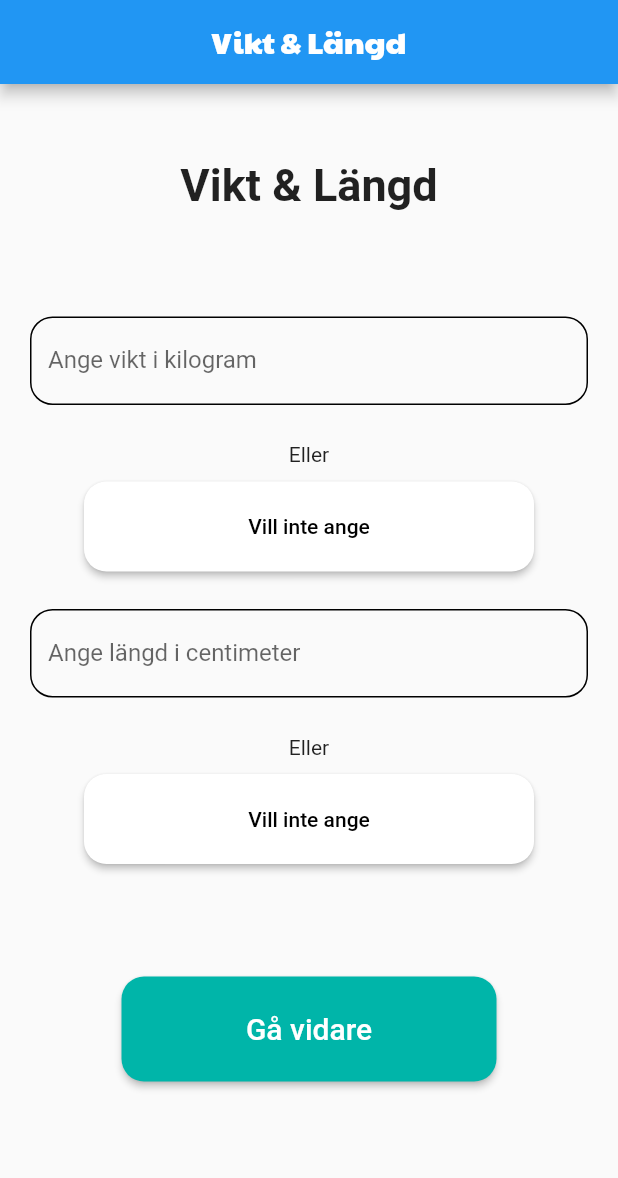
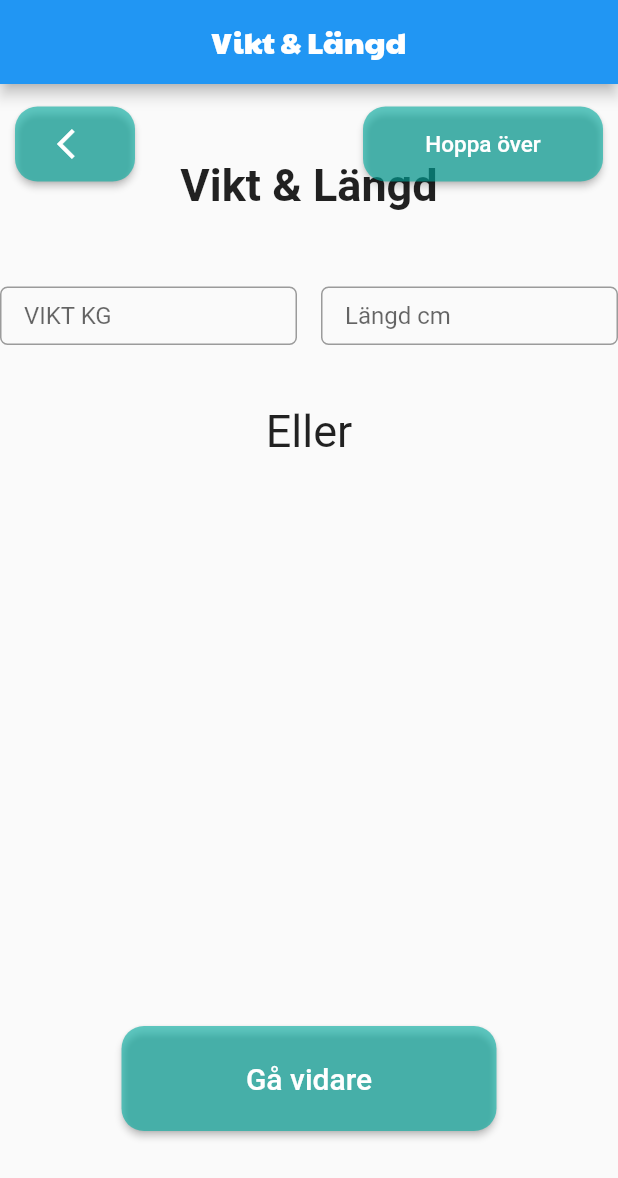
Before and after one commit to Linusvall/FightBuddy, a Flutter app: the HeightAndWeightPage screen opened directly, on a phone screen of 412 x 824 dp. Shown: the top 1178 px of the screen. Run offline on Flutter 3.47's test engine with Material 2 defaults, Android fonts, the phone set to English and light mode, and no system bars; our stand-ins replace flutter_secure_storage; missing offline and left inert: dart:ffi, mysql1; accounts and stored records are empty; Roboto replaces fonts that are missing (Hind).

Commit message:
Birth/height&weight/gender
fixat med profilskapandet.

```diff
--- a/FightBuddy/lib/heightAndWeight.dart
+++ b/FightBuddy/lib/heightAndWeight.dart
@@ -1,138 +1,166 @@
 import 'package:flutter/material.dart';
 
-
 void main(){
-  runApp(MyApp());
+  runApp(const MyApp());
 }
 
 class MyApp extends StatelessWidget {
+  const MyApp({super.key});
+
   @override
   Widget build(BuildContext context) {
-    return MaterialApp(
+    return const MaterialApp(
       home: HeightAndWeightPage(),
     );
   }
 }
 
 class HeightAndWeightPage extends StatefulWidget{
+  const HeightAndWeightPage({super.key});
+
  @override
-  _HeightAndWeightPageState createState() => _HeightAndWeightPageState();
+  HeightAndWeightPageState createState() => HeightAndWeightPageState();
   }
 
 
-  class _HeightAndWeightPageState extends State<HeightAndWeightPage>{
+  class HeightAndWeightPageState extends State<HeightAndWeightPage>{
 
-    final _weightController = TextEditingController();
-    final _heightController = TextEditingController();
-    bool _weightButton = false;
-    bool _heightButton = false;
+    final weightController = TextEditingController();
+    final heightController = TextEditingController();
+    bool weightButton = false;
+    bool heightButton = false;
 
     @override
-    Widget build(BuildContext context){
+ Widget build(BuildContext context) {
     return Scaffold(
-        appBar: AppBar(title: Text("Vikt & Längd"), centerTitle: true ),
-
-        body: Center(
-
+     appBar: AppBar(
+       title: const Text("Vikt & Längd"),
+       centerTitle: true,
+     ),
+     body: Stack(
+       children: [
+         Center(
            child: Column(
             children: <Widget>[
-            Padding( padding: const EdgeInsets.all(50),
-              child: const Text("Vikt & Längd",
-                style: TextStyle(fontSize: 30, fontWeight: FontWeight.bold),
-              )
-            ),
-            Padding(
-              padding: EdgeInsets.all(20),
-              child: TextField(
-
-                  controller: _weightController,
-                  decoration: InputDecoration(
-                    enabledBorder: OutlineInputBorder(borderRadius: BorderRadius.circular(15.0)),
-                    border: OutlineInputBorder(),
-                    labelText: 'Ange vikt i kilogram',
-                  )
+           const Padding(
+             padding: EdgeInsets.all(50),
+             child: Text(
+               "Vikt & Längd",
+               style:
+               TextStyle(fontSize: 30, fontWeight: FontWeight.bold),
              ),
            ),
-            Padding(
-              padding: EdgeInsets.all(5),
-              child : Text("Eller"
-
-              )
+      Row(
+     children: [
+       Expanded(
+      child: TextField(
+keyboardType: TextInputType.number,
+      decoration: InputDecoration(
+     hintText: 'VIKT KG',
+     contentPadding: const EdgeInsets.symmetric(
+    horizontal: 16, vertical: 10),
+                         border: OutlineInputBorder(
+                           borderRadius: BorderRadius.circular(5),
                          ),
-              Padding(padding: const EdgeInsets.all(5),
+                         isDense: true,
+                       ),
+                       style: const TextStyle(fontSize: 16),
+                     ),
+                   ),
+                   const SizedBox(width: 16),
+                   Expanded(
+                     child: TextField(
+                       keyboardType: TextInputType.number,
+                       decoration: InputDecoration(
+                         hintText: 'Längd cm',
+                         contentPadding: const EdgeInsets.symmetric(
+                             horizontal: 16, vertical: 10),
+                         border: OutlineInputBorder(
+                           borderRadius: BorderRadius.circular(5),
+                         ),
+                         isDense: true,
+                       ),
+                       style: const TextStyle(fontSize: 16),
+                     ),
+                   ),
+           ],
+       ),
+           const Padding(
+             padding: EdgeInsets.all(40),
+             child : Text("Eller",
+             style: TextStyle(fontSize: 30),
+             ),
+             ),
+            ],
+           ),
+         ),
+         Positioned(
+           top: 15.0, // adjust this value to change the position of the button
+           right: 10.0, // adjust this value to change the position of the button
            child: ElevatedButton(
-
-                style: ElevatedButton.styleFrom(fixedSize: const Size(300,60),
+             onPressed: ()  => print("pressed"),
+             style: ElevatedButton.styleFrom(
                  shape: RoundedRectangleBorder(borderRadius: BorderRadius.circular(15.0)),
-                  primary: _weightButton ? Color.fromRGBO(0,181,169,100) : Colors.white,
-
-                ),
-                onPressed: () => setState((){
-                  _weightButton = !_weightButton;
-                }
-                ), child: Text("Vill inte ange",
-                style: TextStyle(color: Colors.black)
-                )
-              )
+                 primary: Color.fromARGB(156, 0, 171, 159),
+                 minimumSize: const Size(160,50)
                  ),
 
-              Padding(
-              padding: EdgeInsets.all(20),
-              child: TextField(
 
-                  controller: _heightController,
-                  decoration: InputDecoration(
-                    enabledBorder: OutlineInputBorder(borderRadius: BorderRadius.circular(15.0)),
-                    border: OutlineInputBorder(),
-                    labelText: 'Ange längd i centimeter',
-                  )
+             child: const Text(
+               "Hoppa över",
+              style: TextStyle(
+                   color: Colors.white,
+                   fontSize: 15,
               ),
              ),
-            Padding(
-              padding: EdgeInsets.all(5),
-              child : Text("Eller"
-
-              )
            ),
-              Padding(padding: const EdgeInsets.all(5),
-              child: ElevatedButton(
-
-                style: ElevatedButton.styleFrom(fixedSize: const Size(300,60),
-                  shape: RoundedRectangleBorder(borderRadius: BorderRadius.circular(15.0)),
-                  primary: _heightButton ? Color.fromRGBO(0,181,169,100) : Colors.white,
-
-                ),
-                onPressed: () => setState((){
-                  _heightButton = !_heightButton;
-                }
-                ), child: Text("Vill inte ange",
-                style: TextStyle(color: Colors.black)
-                )
-              )
          ),
 
-              Padding(padding: const EdgeInsets.all(70),
+
+Positioned(
+           top: 15.0, // adjust this value to change the position of the button
+           left: 10.0, // adjust this value to change the position of the button
+           child: ElevatedButton(
+             onPressed: ()  => print("pressed"),
+             style: ElevatedButton.styleFrom(
+                 shape: RoundedRectangleBorder(borderRadius: BorderRadius.circular(15.0)),
+                 primary: Color.fromARGB(156, 0, 171, 159),
+                 minimumSize: const Size(50,50)
+                 ),
+
+
+             child: IconButton(
+                 icon: const Icon(Icons.arrow_back_ios, color: Color.fromRGBO(255, 255, 255, 1)),
+
+                 onPressed: () => print("PRESSED"),
+             ),
+           ),
+         ),
+
+
+     Padding(
+           padding: const EdgeInsets.all(70),
+           child: Align(
+             alignment: Alignment.bottomCenter,
              child: ElevatedButton(
                onPressed: () => print("pressed"),
                style: ElevatedButton.styleFrom(
                  shape: RoundedRectangleBorder(borderRadius: BorderRadius.circular(15.0)),
-                    primary: Color.fromRGBO(0,181,169,100),
-                    minimumSize: Size(250,70)
+                 primary: Color.fromARGB(156, 0, 171, 159),
+                 minimumSize: const Size(250,70)
                ),
-
-                  child: Text("Gå vidare",
-                  style: TextStyle(color: Colors.white,
+               child: const Text(
+                 "Gå vidare",
+                 style: TextStyle(
+                   color: Colors.white,
                    fontSize: 20,
-
-                  )
                ),
-
-                )
-                )
-
-
-        ])
-        )
+             ),
+           ),
+          ),
+         ),
+       ],
+     ),
    );
  }
 }
```
Also changed, not shown: FightBuddy/lib/aboutyou.dart (added, +193 -0 lines), FightBuddy/lib/birth.dart (added, +197 -0 lines), FightBuddy/lib/gender.dart (+102 -41 lines), FightBuddy/lib/profilpicture.dart (added), 6 other files. Lines whose indentation alone changed are shown as unchanged.
